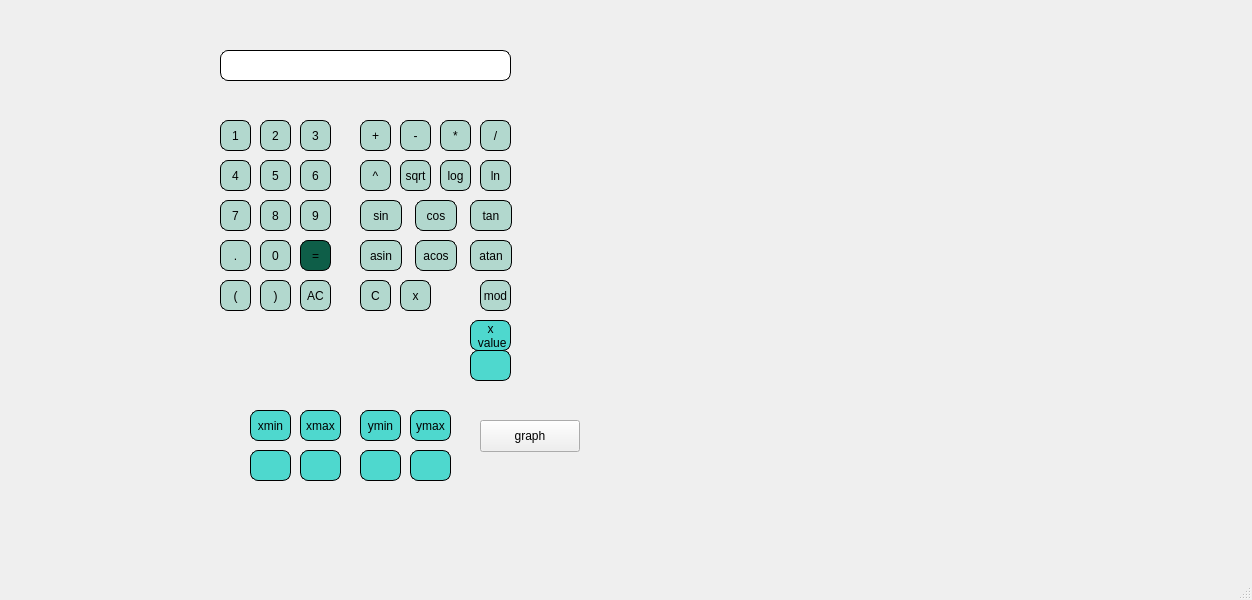
Above: QT/QT-Calculator/mainwindow.ui from Ideful/QT-Calculator before the change. Below: the same form after it.
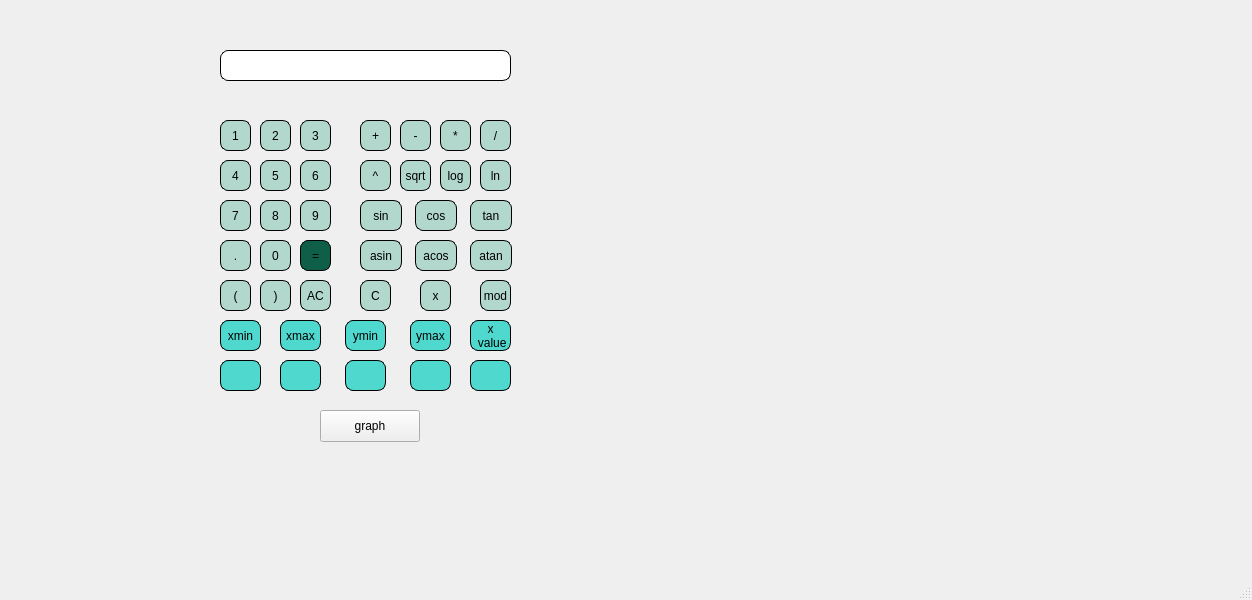
That is the form after the change. Custom widgets are drawn as their Qt base class.

```diff
--- a/QT/QT-Calculator/mainwindow.ui
+++ b/QT/QT-Calculator/mainwindow.ui
@@ -606,7 +606,7 @@
     <property name="geometry">
      <rect>
       <x>470</x>
-      <y>350</y>
+      <y>360</y>
       <width>41</width>
       <height>31</height>
      </rect>
@@ -638,7 +638,7 @@
    <widget class="QPushButton" name="xbut">
     <property name="geometry">
      <rect>
-      <x>400</x>
+      <x>420</x>
       <y>280</y>
       <width>31</width>
       <height>31</height>
@@ -656,8 +656,8 @@
    <widget class="QLabel" name="xmin">
     <property name="geometry">
      <rect>
-      <x>250</x>
-      <y>410</y>
+      <x>220</x>
+      <y>320</y>
       <width>41</width>
       <height>31</height>
      </rect>
@@ -677,8 +677,8 @@
    <widget class="QLabel" name="xmax">
     <property name="geometry">
      <rect>
-      <x>300</x>
-      <y>410</y>
+      <x>280</x>
+      <y>320</y>
       <width>41</width>
       <height>31</height>
      </rect>
@@ -698,8 +698,8 @@
    <widget class="QLabel" name="ymin">
     <property name="geometry">
      <rect>
-      <x>360</x>
-      <y>410</y>
+      <x>345</x>
+      <y>320</y>
       <width>41</width>
       <height>31</height>
      </rect>
@@ -720,7 +720,7 @@
     <property name="geometry">
      <rect>
       <x>410</x>
-      <y>410</y>
+      <y>320</y>
       <width>41</width>
       <height>31</height>
      </rect>
@@ -740,8 +740,8 @@
    <widget class="QLineEdit" name="xminval">
     <property name="geometry">
      <rect>
-      <x>250</x>
-      <y>450</y>
+      <x>220</x>
+      <y>360</y>
       <width>41</width>
       <height>31</height>
      </rect>
@@ -755,8 +755,8 @@
    <widget class="QLineEdit" name="xmaxval">
     <property name="geometry">
      <rect>
-      <x>300</x>
-      <y>450</y>
+      <x>280</x>
+      <y>360</y>
       <width>41</width>
       <height>31</height>
      </rect>
@@ -770,8 +770,8 @@
    <widget class="QLineEdit" name="yminval">
     <property name="geometry">
      <rect>
-      <x>360</x>
-      <y>450</y>
+      <x>345</x>
+      <y>360</y>
       <width>41</width>
       <height>31</height>
      </rect>
@@ -786,7 +786,7 @@
     <property name="geometry">
      <rect>
       <x>410</x>
-      <y>450</y>
+      <y>360</y>
       <width>41</width>
       <height>31</height>
      </rect>
@@ -810,8 +810,8 @@
    <widget class="QPushButton" name="makegraph">
     <property name="geometry">
      <rect>
-      <x>480</x>
-      <y>420</y>
+      <x>320</x>
+      <y>410</y>
       <width>100</width>
       <height>32</height>
      </rect>
```
